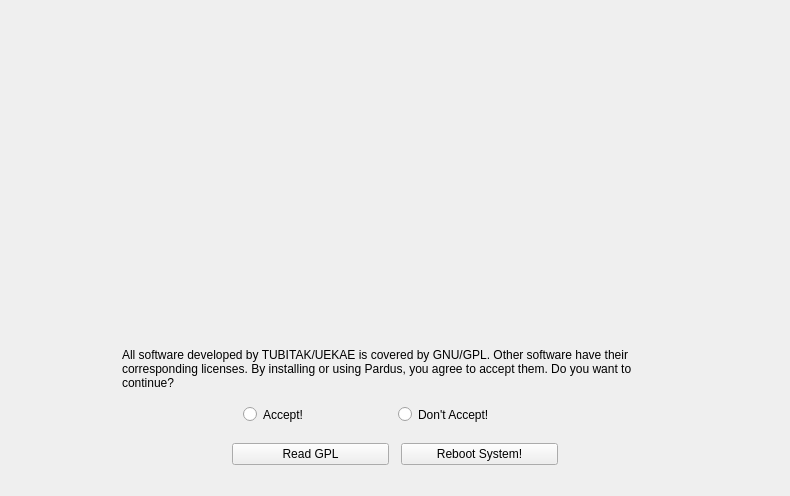
This is yali4/gui/Ui/welcomewidget.ui in dadas45li/yali as Qt 5 draws it before an edit. The edited form follows.
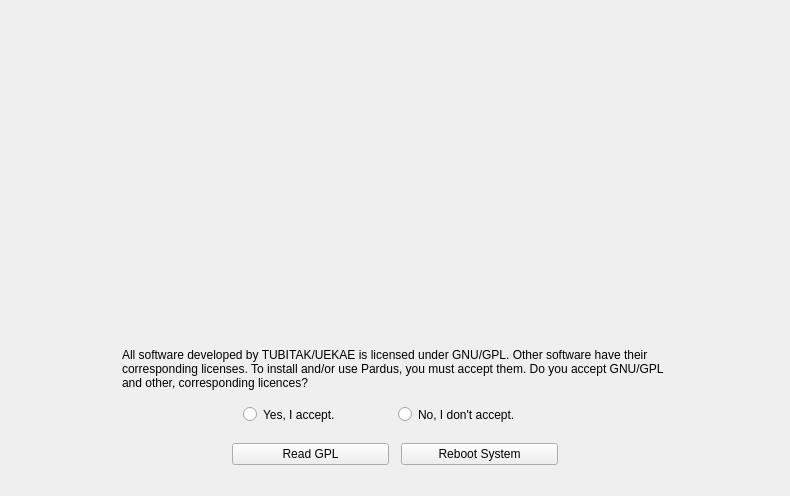
This is the edited form. Icons and pictures are not drawn.

What changed in the file:
```diff
--- a/yali4/gui/Ui/welcomewidget.ui
+++ b/yali4/gui/Ui/welcomewidget.ui
@@ -109,7 +109,7 @@
    <item row="3" column="1" colspan="5" >
     <widget class="QLabel" name="disclamer" >
      <property name="text" >
-      <string>All software developed by TUBITAK/UEKAE is covered by GNU/GPL. Other software have their corresponding licenses. By installing or using Pardus, you agree to accept them. Do you want to continue?</string>
+      <string>All software developed by TUBITAK/UEKAE is licensed under GNU/GPL. Other software have their corresponding licenses. To install and/or use Pardus, you must accept them. Do you accept GNU/GPL and other, corresponding licences?</string>
      </property>
      <property name="alignment" >
       <set>Qt::AlignTop</set>
@@ -189,7 +189,7 @@
           <enum>Qt::TabFocus</enum>
          </property>
          <property name="text" >
-          <string>Reboot System!</string>
+          <string>Reboot System</string>
          </property>
         </widget>
        </item>
@@ -210,7 +210,7 @@
            <enum>Qt::TabFocus</enum>
           </property>
           <property name="text" >
-           <string>Accept!</string>
+           <string>Yes, I accept.</string>
           </property>
          </widget>
         </item>
@@ -220,7 +220,7 @@
            <enum>Qt::TabFocus</enum>
           </property>
           <property name="text" >
-           <string>Don't Accept!</string>
+           <string>No, I don't accept.</string>
           </property>
          </widget>
         </item>
```
